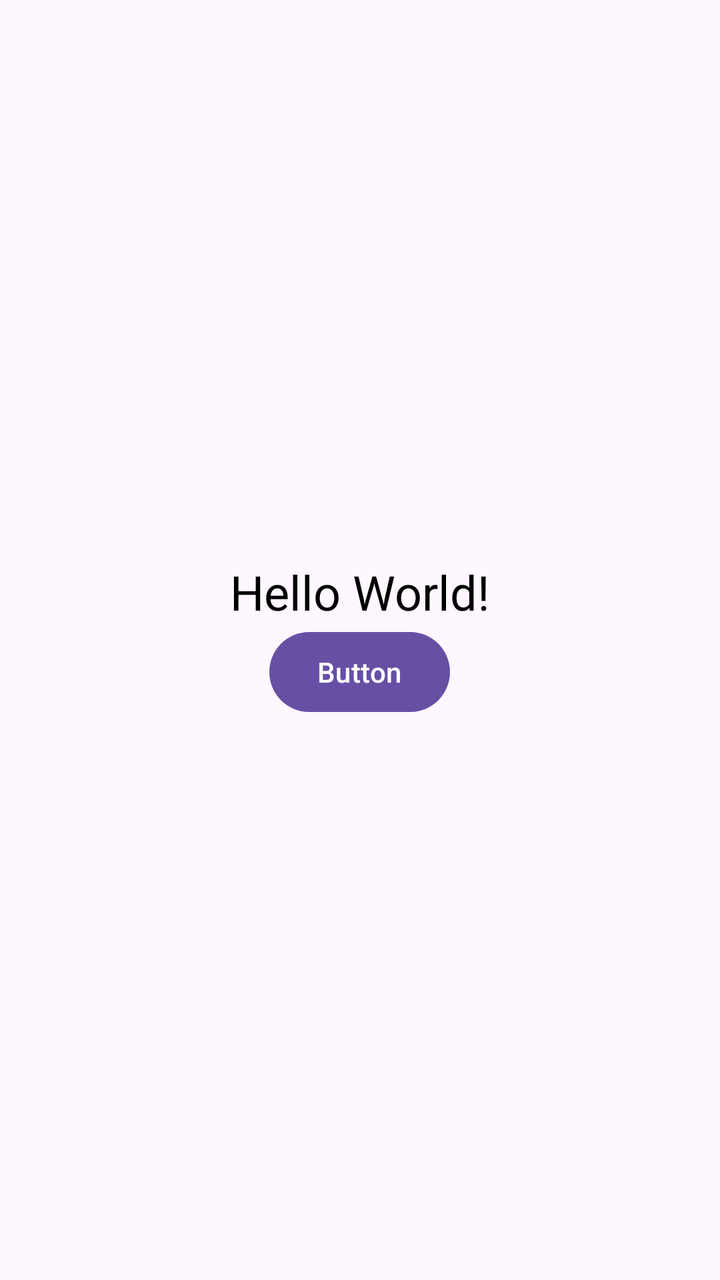
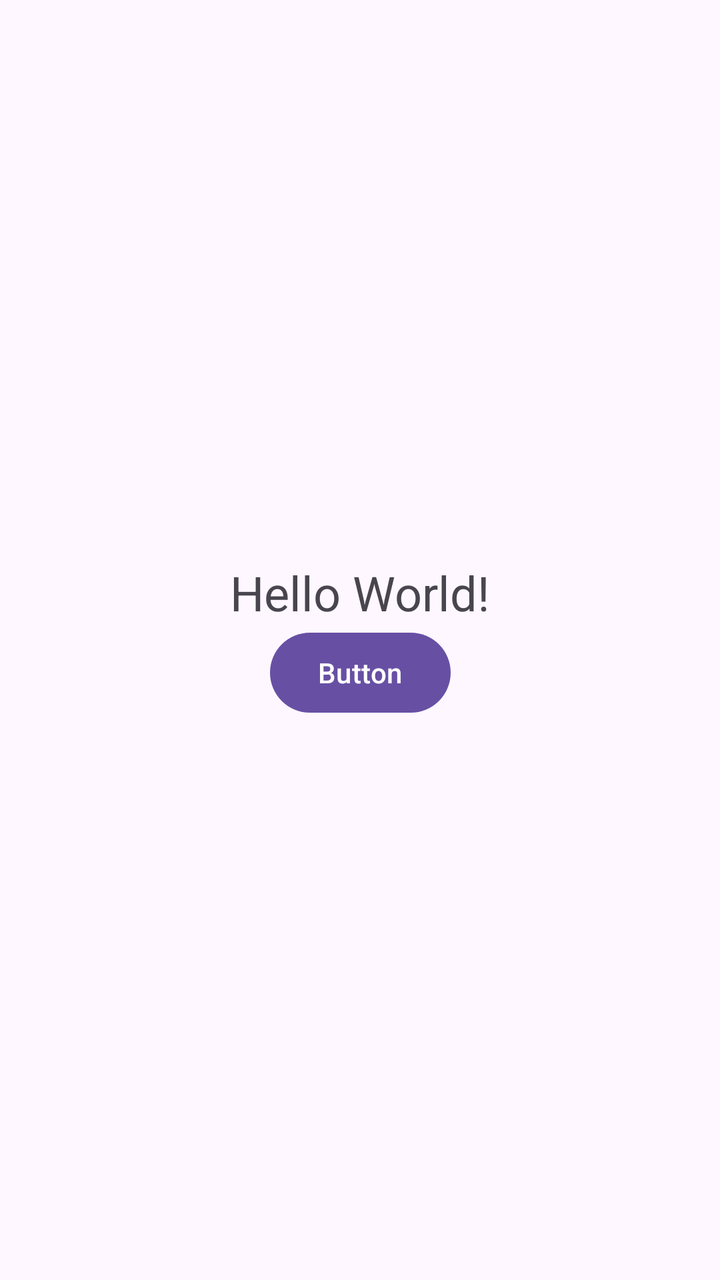

The first picture is an Android layout as it rendered before a commit; the second is the same layout after the commit. The layout source and the unified diff follow.
<!-- AndroidManifest.xml: application theme Theme.Zaidi_test -->
<!-- res/layout/activity_main.xml -->
<?xml version="1.0" encoding="utf-8"?>
<LinearLayout xmlns:android="http://schemas.android.com/apk/res/android"
    android:layout_width="match_parent"
    android:layout_height="match_parent"
    android:orientation="vertical"
    android:gravity="center">

    <TextView
        android:id="@+id/monTexte"
        android:layout_width="wrap_content"
        android:layout_height="wrap_content"
        android:text="Hello World!"
        android:textColor="@color/black"
        android:textSize="24sp" />

    <Button
        android:id="@+id/button"
        android:layout_width="wrap_content"
        android:layout_height="wrap_content"
        android:text="@string/mon_bouton"
        android:onClick="dessiner" />

</LinearLayout>
<!-- resources referenced by this layout -->
<resources>
  <color name="black">#FF000000</color>
  <string name="mon_bouton">Button</string>
  <style name="Theme.Zaidi_test" parent="Base.Theme.Zaidi_test" />
  <style name="Base.Theme.Zaidi_test" parent="Theme.Material3.DayNight.NoActionBar">
          
          
      </style>
</resources>

<!-- the commit's change to res/layout/activity_main.xml (unified diff, before → after) -->
@@ -1,23 +1,31 @@
 <?xml version="1.0" encoding="utf-8"?>
-<LinearLayout xmlns:android="http://schemas.android.com/apk/res/android"
+<androidx.constraintlayout.widget.ConstraintLayout
+    xmlns:android="http://schemas.android.com/apk/res/android"
+    xmlns:app="http://schemas.android.com/apk/res-auto"
     android:layout_width="match_parent"
-    android:layout_height="match_parent"
-    android:orientation="vertical"
-    android:gravity="center">
+    android:layout_height="match_parent">
 
     <TextView
         android:id="@+id/monTexte"
         android:layout_width="wrap_content"
         android:layout_height="wrap_content"
         android:text="Hello World!"
-        android:textColor="@color/black"
-        android:textSize="24sp" />
+        android:textSize="24sp"
+        app:layout_constraintStart_toStartOf="parent"
+        app:layout_constraintEnd_toEndOf="parent"
+        app:layout_constraintTop_toTopOf="parent"
+        app:layout_constraintBottom_toTopOf="@+id/button"
+        app:layout_constraintVertical_chainStyle="packed" />
 
     <Button
         android:id="@+id/button"
         android:layout_width="wrap_content"
         android:layout_height="wrap_content"
         android:text="@string/mon_bouton"
-        android:onClick="dessiner" />
+        android:onClick="dessiner"
+        app:layout_constraintStart_toStartOf="parent"
+        app:layout_constraintEnd_toEndOf="parent"
+        app:layout_constraintTop_toBottomOf="@+id/monTexte"
+        app:layout_constraintBottom_toBottomOf="parent" />
 
-</LinearLayout>
+</androidx.constraintlayout.widget.ConstraintLayout>
<!-- resource entries referenced after the edit -->
@@ -1,6 +1,5 @@
 <!-- resources referenced by this layout -->
 <resources>
-  <color name="black">#FF000000</color>
   <string name="mon_bouton">Button</string>
   <style name="Theme.Zaidi_test" parent="Base.Theme.Zaidi_test" />
   <style name="Base.Theme.Zaidi_test" parent="Theme.Material3.DayNight.NoActionBar">
